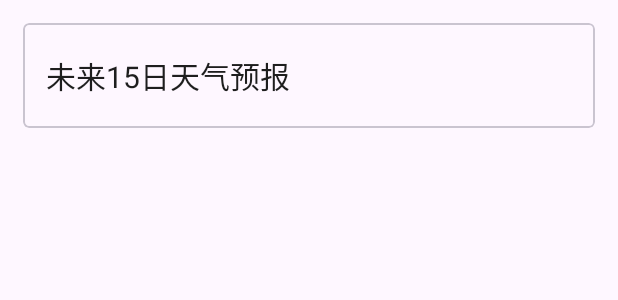
After one commit to Jeremy-Xue-del/sunny, an Android app: the layout forecast.xml on its own in the app's theme, with its tools: preview values and no code run, on a phone screen of 412 x 824 dp. The commit adds this screen. Shown: the top 300 px of the screen. Run offline under Robolectric (Android 15) with nearby library versions, the phone set to English and light mode, and no system bars.

Commit message:
获取15日天气情况

```diff
--- a/app/src/main/res/layout/activity_main.xml
+++ b/app/src/main/res/layout/activity_main.xml
@@ -24,6 +24,10 @@
             <include
                 android:id="@+id/timeInclude"
                 layout="@layout/time" />
+
+            <include
+                android:id="@+id/forecastInclude"
+                layout="@layout/forecast" />
         </LinearLayout>
     </ScrollView>
 
--- /dev/null
+++ b/app/src/main/res/layout/forecast.xml
@@ -0,0 +1,33 @@
+<?xml version="1.0" encoding="utf-8"?>
+<com.google.android.material.card.MaterialCardView xmlns:android="http://schemas.android.com/apk/res/android"
+    xmlns:app="http://schemas.android.com/apk/res-auto"
+    android:layout_width="match_parent"
+    android:layout_height="wrap_content"
+    android:layout_marginStart="15dp"
+    android:layout_marginTop="15dp"
+    android:layout_marginEnd="15dp"
+    app:cardCornerRadius="4dp">
+
+    <LinearLayout
+        android:layout_width="match_parent"
+        android:layout_height="wrap_content"
+        android:orientation="vertical">
+
+        <androidx.appcompat.widget.AppCompatTextView
+            android:layout_width="wrap_content"
+            android:layout_height="wrap_content"
+            android:layout_marginStart="15dp"
+            android:layout_marginTop="20dp"
+            android:layout_marginBottom="20dp"
+            android:text="未来15日天气预报"
+            android:textColor="#1E1E1E"
+            android:textSize="20sp" />
+
+        <LinearLayout
+            android:id="@+id/forecastLayout"
+            android:orientation="vertical"
+            android:layout_width="match_parent"
+            android:layout_height="wrap_content">
+        </LinearLayout>
+    </LinearLayout>
+</com.google.android.material.card.MaterialCardView>
```
Also changed, not shown: app/src/main/java/com/example/sunny/MainActivity.kt (+38 -7 lines), app/src/main/java/com/example/sunny/model/DailyResponse.kt (added, +39 -0 lines), app/src/main/java/com/example/sunny/service/ApiService.kt (+8 -0 lines), app/src/main/java/com/example/sunny/service/WeatherApiService.kt (+16 -0 lines), app/src/main/res/layout/activity_now.xml (+11 -10 lines), app/src/main/res/layout/forecast_item.xml (added, +48 -0 lines).
